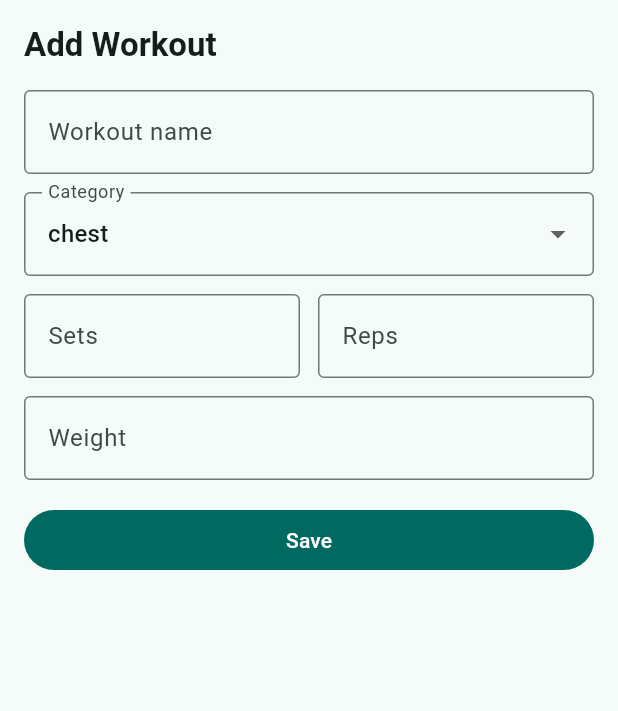
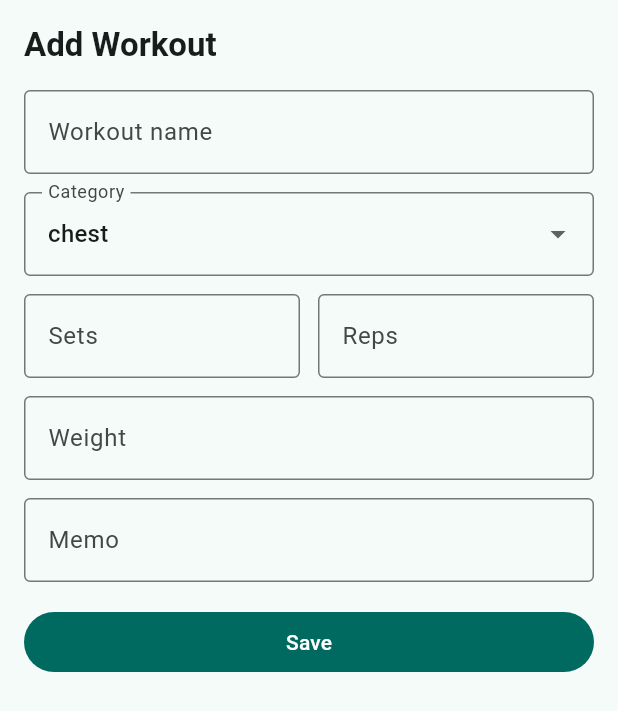
Before and after one commit to 4yearsproject2029/flowfit, a Flutter app: the _AddWorkoutSheet widget shown alone on an empty page, opened directly with empty values, on a phone screen of 412 x 824 dp. Shown: the top 711 px of the screen. Run offline on Flutter 3.47's test engine with Material 3 defaults, Android fonts, the light colour scheme and no system bars; our stand-ins replace hive, hive_flutter; accounts and stored records are empty.

Commit message:
feat: RL - 0003 completed

```diff
--- a/lib/features/home/screens/home_screen.dart
+++ b/lib/features/home/screens/home_screen.dart
@@ -228,6 +228,7 @@ class _AddWorkoutSheetState extends State<_AddWorkoutSheet> {
   final setsController = TextEditingController();
   final repsController = TextEditingController();
   final weightController = TextEditingController();
+  final memoController = TextEditingController();
 
   String selectedCategory = workoutCategories.first;
 
@@ -237,6 +238,7 @@ class _AddWorkoutSheetState extends State<_AddWorkoutSheet> {
     setsController.dispose();
     repsController.dispose();
     weightController.dispose();
+    memoController.dispose();
     super.dispose();
   }
 
@@ -338,6 +340,17 @@ class _AddWorkoutSheetState extends State<_AddWorkoutSheet> {
                   decimal: true,
                 ),
               ),
+              const SizedBox(height: 12),
+              TextFormField(
+                controller: memoController,
+                decoration: const InputDecoration(
+                  border: OutlineInputBorder(),
+                  labelText: 'Memo',
+                ),
+                minLines: 1,
+                maxLines: 3,
+                textInputAction: TextInputAction.done,
+              ),
               const SizedBox(height: 16),
               SizedBox(
                 width: double.infinity,
@@ -370,6 +383,7 @@ class _AddWorkoutSheetState extends State<_AddWorkoutSheet> {
       sets: int.tryParse(setsController.text.trim()),
       reps: int.tryParse(repsController.text.trim()),
       weight: double.tryParse(weightController.text.trim()),
+      memo: _optionalText(memoController.text),
       createdAt: now,
     );
 
@@ -379,4 +393,9 @@ class _AddWorkoutSheetState extends State<_AddWorkoutSheet> {
       Navigator.pop(context);
     }
   }
+
+  String? _optionalText(String value) {
+    final trimmedValue = value.trim();
+    return trimmedValue.isEmpty ? null : trimmedValue;
+  }
 }
--- a/lib/features/workout/widgets/workout_item.dart
+++ b/lib/features/workout/widgets/workout_item.dart
@@ -18,6 +18,7 @@ class WorkoutItem extends StatelessWidget {
   Widget build(BuildContext context) {
     final isCompleted = workoutLog.isCompleted;
     final textColor = isCompleted ? Colors.grey.shade600 : Colors.black87;
+    final memo = workoutLog.memo?.trim();
     final details = <String>[
       workoutLog.category,
       if (workoutLog.sets != null) '${workoutLog.sets} sets',
@@ -48,7 +49,16 @@ class WorkoutItem extends StatelessWidget {
             fontWeight: FontWeight.w600,
           ),
         ),
-        subtitle: Text(details, style: TextStyle(color: textColor)),
+        subtitle: Column(
+          crossAxisAlignment: CrossAxisAlignment.start,
+          children: [
+            Text(details, style: TextStyle(color: textColor)),
+            if (memo != null && memo.isNotEmpty) ...[
+              const SizedBox(height: 4),
+              Text(memo, style: TextStyle(color: textColor)),
+            ],
+          ],
+        ),
         trailing: IconButton(
           onPressed: onDelete,
           icon: const Icon(Icons.delete_outline),
```
Also changed, not shown: 12 other files.
